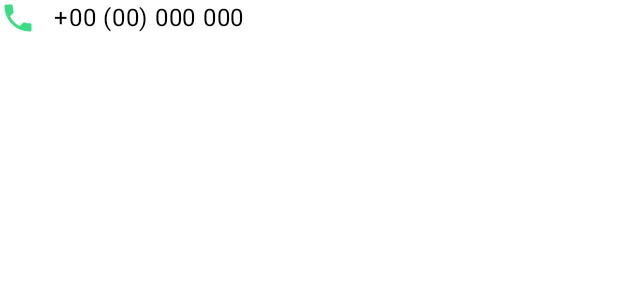
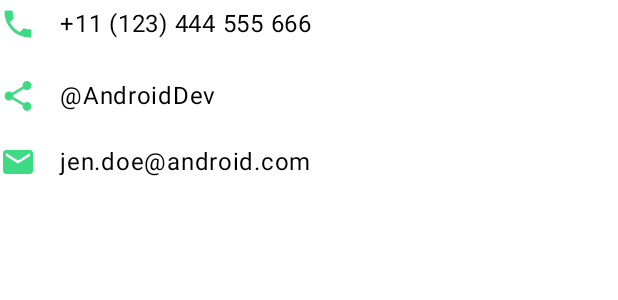
Before and after one commit to BlessedOneKobo/ComposeBusinessCard, an Android app built with Jetpack Compose: the @Preview function BusinessCardPreview, on a phone screen of 412 x 824 dp. Shown: the top 300 px of the screen. Run offline under Robolectric (Android 15) with nearby library versions, the phone set to English and light mode, and no system bars.

Commit message:
feat: create UserContactSection

```diff
--- a/app/src/main/java/com/example/composebusinesscard/MainActivity.kt
+++ b/app/src/main/java/com/example/composebusinesscard/MainActivity.kt
@@ -5,12 +5,16 @@ import androidx.activity.ComponentActivity
 import androidx.activity.compose.setContent
 import androidx.compose.foundation.Image
 import androidx.compose.foundation.layout.Arrangement
+import androidx.compose.foundation.layout.Column
 import androidx.compose.foundation.layout.Row
 import androidx.compose.foundation.layout.Spacer
 import androidx.compose.foundation.layout.fillMaxSize
+import androidx.compose.foundation.layout.padding
 import androidx.compose.foundation.layout.size
 import androidx.compose.material.icons.Icons
+import androidx.compose.material.icons.filled.Email
 import androidx.compose.material.icons.filled.Phone
+import androidx.compose.material.icons.filled.Share
 import androidx.compose.material3.Icon
 import androidx.compose.material3.MaterialTheme
 import androidx.compose.material3.Surface
@@ -41,28 +45,50 @@ class MainActivity : ComponentActivity() {
 }
 
 @Composable
+fun UserContactSection(modifier: Modifier = Modifier) {
+    val spacingDp = 16.dp
+
+    Column {
+        ContactInformation(
+            icon = Icons.Default.Phone,
+            text = "+11 (123) 444 555 666",
+            modifier = modifier.padding(bottom = spacingDp)
+        )
+        ContactInformation(
+            icon = Icons.Default.Share,
+            text = "@AndroidDev",
+            modifier = modifier.padding(bottom = spacingDp),
+        )
+        ContactInformation(
+            icon = Icons.Default.Email,
+            text = "jen.doe@android.com",
+        )
+    }
+}
+
+@Composable
 fun ContactInformation(icon: ImageVector, text: String, modifier: Modifier = Modifier) {
     Row(
         horizontalArrangement = Arrangement.SpaceBetween,
         verticalAlignment = Alignment.CenterVertically,
+        modifier = modifier,
     ) {
         Icon(
             imageVector = icon,
             contentDescription = null,
             tint = Color(0xFF3ddc84),
         )
-        Spacer(modifier.size(12.dp))
+        Spacer(modifier.size(16.dp))
         Text(
             text = text
         )
     }
 }
 
-
 @Preview(showBackground = true)
 @Composable
 fun BusinessCardPreview() {
     ComposeBusinessCardTheme {
-        ContactInformation(icon = Icons.Default.Phone, text = "+00 (00) 000 000")
+        UserContactSection()
     }
 }
```
